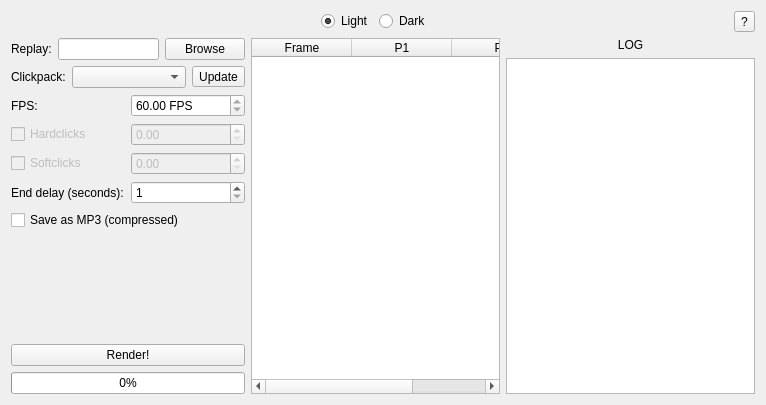
The window that ui_main.ui (thisisignitedoreo/tcbpp) describes before a commit, drawn with Qt 5.
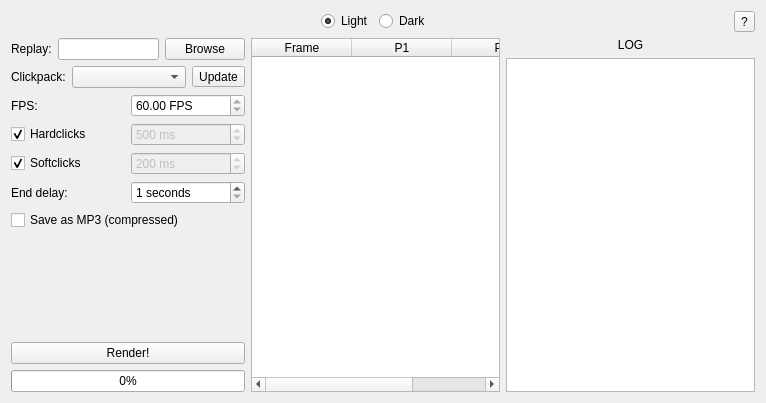
The same window after the commit.

Commit message: [TCBPP] omg soft/hard clicks :omg: +some bugfixes

Patch:
```diff
--- a/ui_main.ui
+++ b/ui_main.ui
@@ -7,7 +7,7 @@
     <x>0</x>
     <y>0</y>
     <width>766</width>
-    <height>405</height>
+    <height>403</height>
    </rect>
   </property>
   <property name="windowTitle">
@@ -175,23 +175,35 @@
          <item>
           <widget class="QCheckBox" name="hc_checkbox">
            <property name="enabled">
-            <bool>false</bool>
+            <bool>true</bool>
            </property>
            <property name="text">
             <string>Hardclicks</string>
            </property>
+           <property name="checked">
+            <bool>true</bool>
+           </property>
           </widget>
          </item>
          <item>
-          <widget class="QDoubleSpinBox" name="hc_spinbox">
+          <widget class="QSpinBox" name="hc_spinbox">
            <property name="enabled">
             <bool>false</bool>
            </property>
+           <property name="suffix">
+            <string> ms</string>
+           </property>
+           <property name="prefix">
+            <string/>
+           </property>
            <property name="maximum">
-            <double>10000.000000000000000</double>
+            <number>10000</number>
            </property>
            <property name="singleStep">
-            <double>0.500000000000000</double>
+            <number>10</number>
+           </property>
+           <property name="value">
+            <number>500</number>
            </property>
           </widget>
          </item>
@@ -202,23 +214,32 @@
          <item>
           <widget class="QCheckBox" name="sc_checkbox">
            <property name="enabled">
-            <bool>false</bool>
+            <bool>true</bool>
            </property>
            <property name="text">
             <string>Softclicks</string>
            </property>
+           <property name="checked">
+            <bool>true</bool>
+           </property>
           </widget>
          </item>
          <item>
-          <widget class="QDoubleSpinBox" name="sc_spinbox">
+          <widget class="QSpinBox" name="sc_spinbox">
            <property name="enabled">
             <bool>false</bool>
            </property>
+           <property name="suffix">
+            <string> ms</string>
+           </property>
            <property name="maximum">
-            <double>10000.000000000000000</double>
+            <number>10000</number>
            </property>
            <property name="singleStep">
-            <double>0.500000000000000</double>
+            <number>10</number>
+           </property>
+           <property name="value">
+            <number>200</number>
            </property>
           </widget>
          </item>
@@ -229,12 +250,15 @@
          <item>
           <widget class="QLabel" name="ed_label">
            <property name="text">
-            <string>End delay (seconds):</string>
+            <string>End delay:</string>
            </property>
           </widget>
          </item>
          <item>
           <widget class="QSpinBox" name="ed_spinbox">
+           <property name="suffix">
+            <string> seconds</string>
+           </property>
            <property name="minimum">
             <number>1</number>
            </property>
@@ -338,6 +362,9 @@
            <verstretch>0</verstretch>
           </sizepolicy>
          </property>
+         <property name="lineWrapMode">
+          <enum>QTextEdit::NoWrap</enum>
+         </property>
          <property name="readOnly">
           <bool>true</bool>
          </property>
```
Left out of the diff: 5 changed lines with no effect on the pictures. The commit also changes 2 other files.
